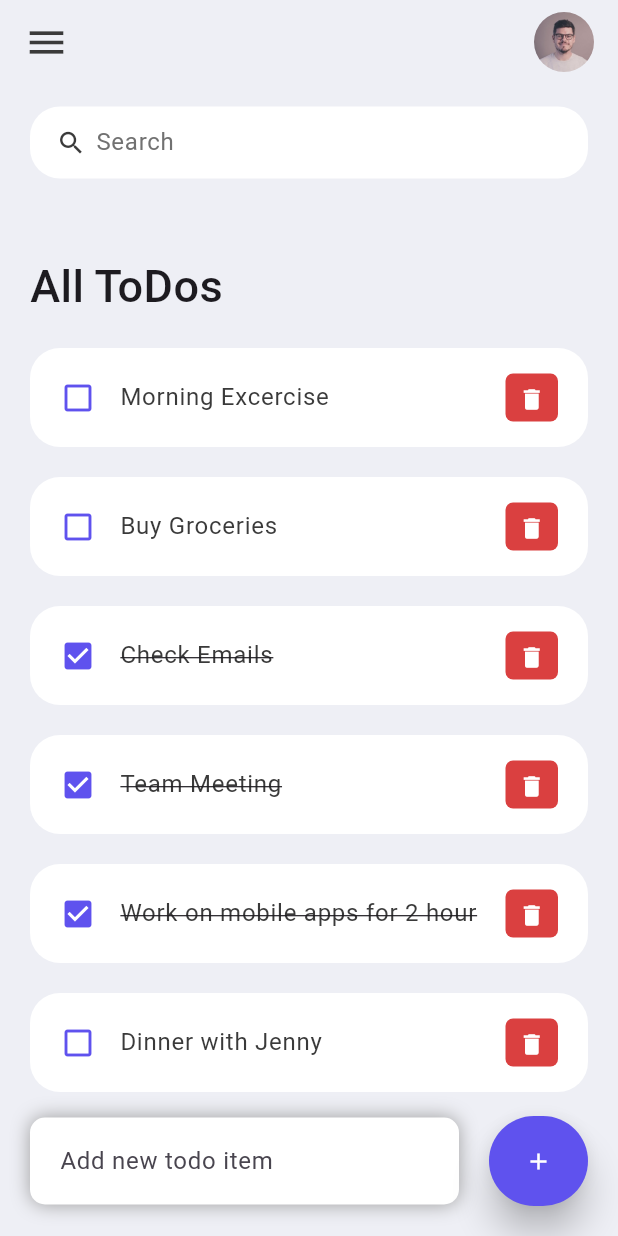
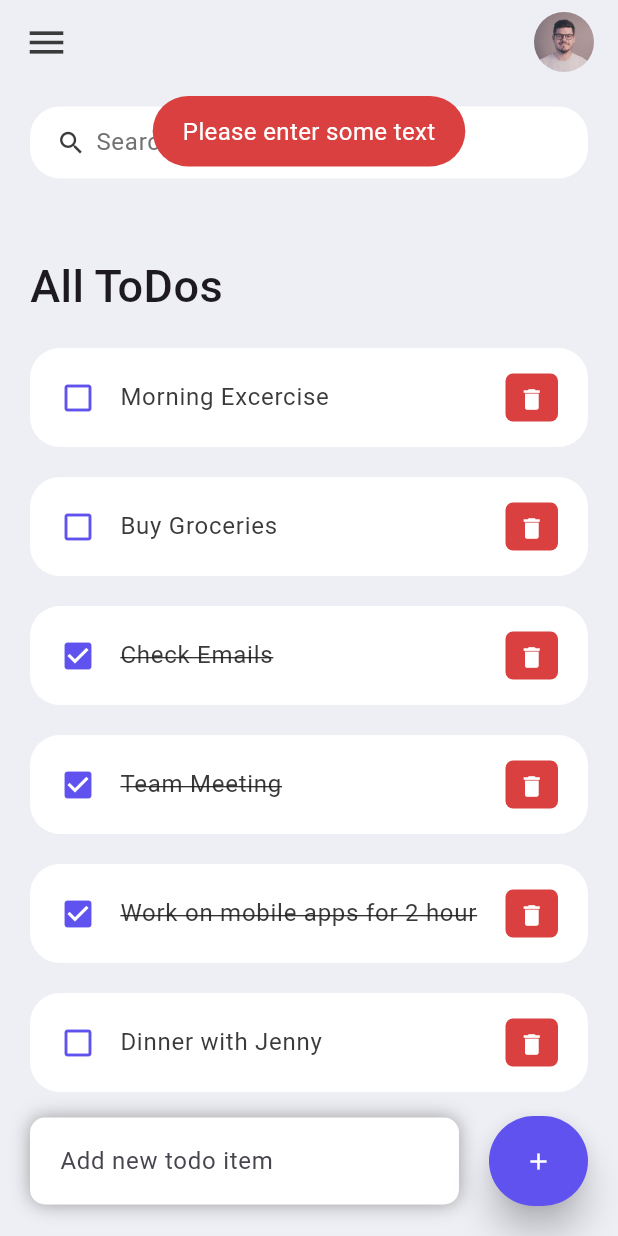
Before and after one commit to max-programming/todo_app_flutter, a Flutter app: the screen it shows after launch, after a tap on the "add" icon, on a phone screen of 412 x 824 dp. Run offline on Flutter 3.47's test engine with Material 2 defaults, Android fonts, the phone set to English and light mode, and no system bars; our stand-ins replace fluttertoast.

Commit message:
Added toast message and add on enter

```diff
--- a/lib/screens/home.dart
+++ b/lib/screens/home.dart
@@ -1,6 +1,7 @@
 // ignore_for_file: prefer_const_constructors, prefer_const_literals_to_create_immutables
 
 import 'package:flutter/material.dart';
+import 'package:fluttertoast/fluttertoast.dart';
 import 'package:todo_app/constants/colors.dart';
 import 'package:todo_app/model/todo.dart';
 import 'package:todo_app/widgets/todo_item.dart';
@@ -36,7 +37,19 @@ class _HomeState extends State<Home> {
   }
 
   void _addTodoItem(String todo) {
-    if (todo.trim() == '') return;
+    if (todo.trim() == '') {
+      Fluttertoast.showToast(
+        msg: "Please enter some text",
+        toastLength: Toast.LENGTH_SHORT,
+        webShowClose: true,
+        gravity: ToastGravity.TOP,
+        timeInSecForIosWeb: 1,
+        backgroundColor: tdRed,
+        textColor: Colors.white,
+        fontSize: 16,
+      );
+      return;
+    }
     setState(() {
       _foundTodos.add(
         Todo(
@@ -128,6 +141,9 @@ class _HomeState extends State<Home> {
                         hintText: 'Add new todo item',
                         border: InputBorder.none,
                       ),
+                      onSubmitted: (_) {
+                        _addTodoItem(_todoController.text);
+                      },
                     ),
                   ),
                 ),
--- a/pubspec.yaml
+++ b/pubspec.yaml
@@ -35,6 +35,7 @@ dependencies:
   # The following adds the Cupertino Icons font to your application.
   # Use with the CupertinoIcons class for iOS style icons.
   cupertino_icons: ^1.0.2
+  fluttertoast: ^8.1.1
 
 dev_dependencies:
   flutter_test:
```
Also changed, not shown: pubspec.lock.
